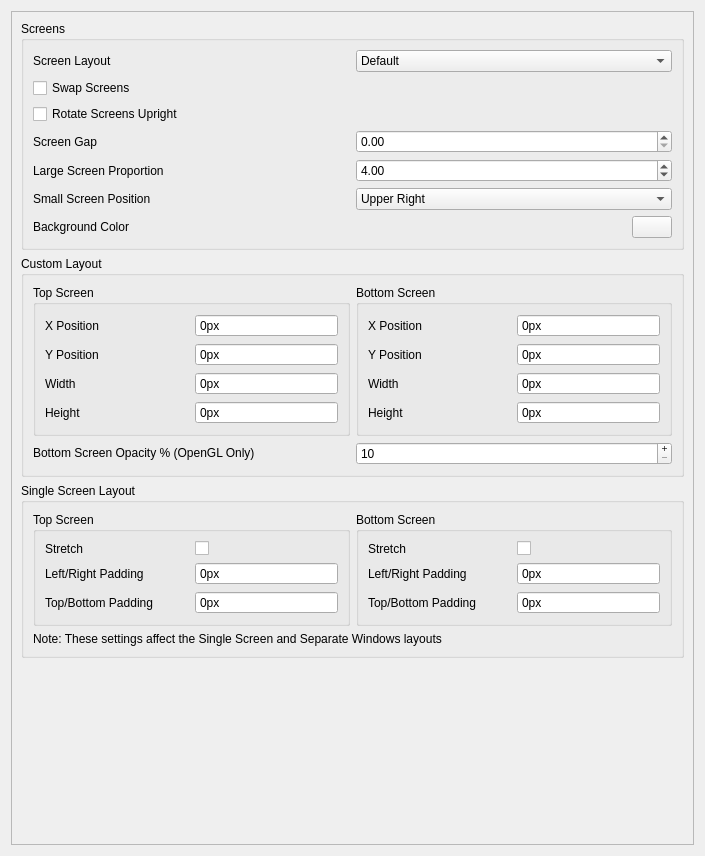
This is src/citra_qt/configuration/configure_layout.ui in amwatson/CitraVR as Qt 5 draws it before an edit. The edited form follows.
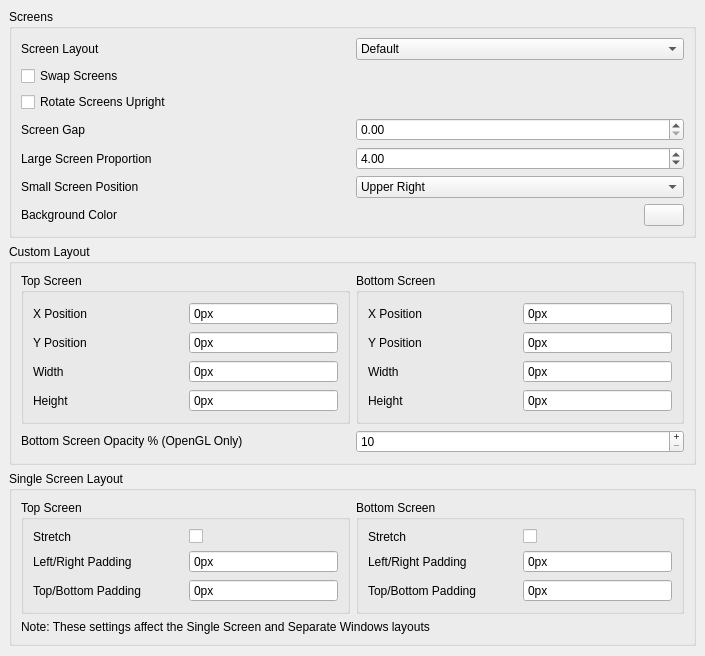
This is the edited form.

Commit message: Corrected some minor visual inconsistencies compared to other tabs

```diff
--- a/src/citra_qt/configuration/configure_layout.ui
+++ b/src/citra_qt/configuration/configure_layout.ui
@@ -7,7 +7,7 @@
     <x>0</x>
     <y>0</y>
     <width>705</width>
-    <height>856</height>
+    <height>656</height>
    </rect>
   </property>
   <property name="minimumSize">
@@ -20,8 +20,29 @@
    <string>Form</string>
   </property>
   <layout class="QHBoxLayout" name="horizontalLayout">
+   <property name="spacing">
+    <number>0</number>
+   </property>
+   <property name="leftMargin">
+    <number>0</number>
+   </property>
+   <property name="topMargin">
+    <number>0</number>
+   </property>
+   <property name="rightMargin">
+    <number>0</number>
+   </property>
+   <property name="bottomMargin">
+    <number>0</number>
+   </property>
    <item>
     <widget class="QScrollArea" name="scrollArea">
+     <property name="frameShape">
+      <enum>QFrame::NoFrame</enum>
+     </property>
+     <property name="lineWidth">
+      <number>1</number>
+     </property>
      <property name="widgetResizable">
       <bool>true</bool>
      </property>
@@ -30,8 +51,8 @@
        <rect>
         <x>0</x>
         <y>0</y>
-        <width>689</width>
-        <height>840</height>
+        <width>688</width>
+        <height>799</height>
        </rect>
       </property>
       <layout class="QVBoxLayout" name="verticalLayout">
```
